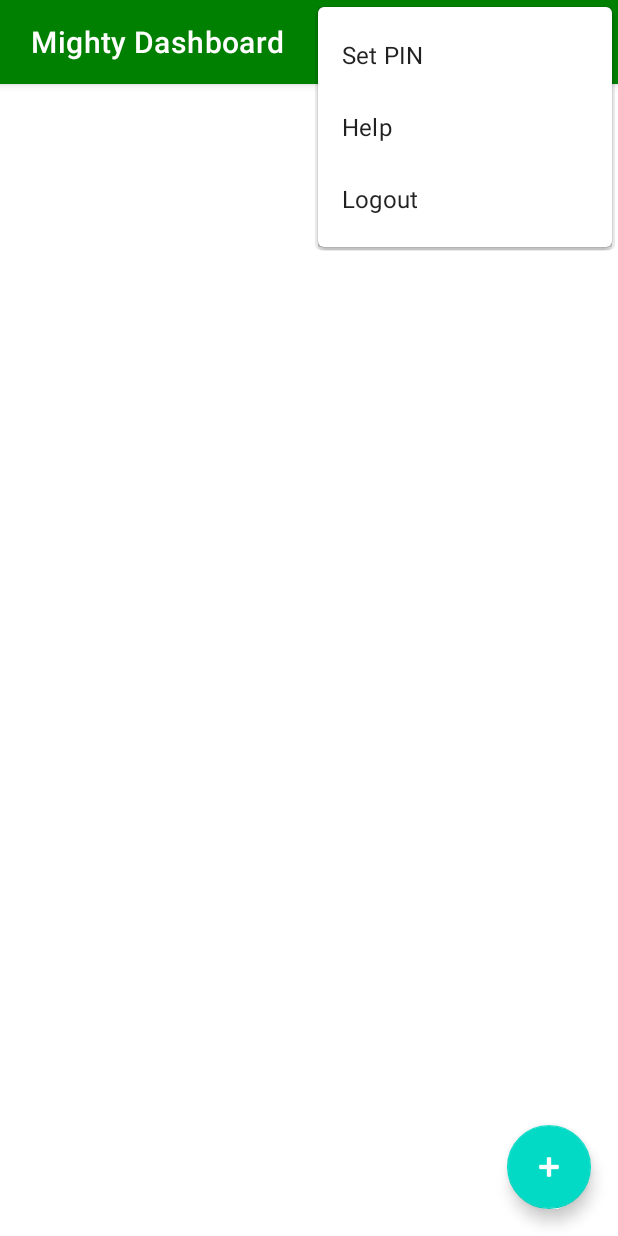
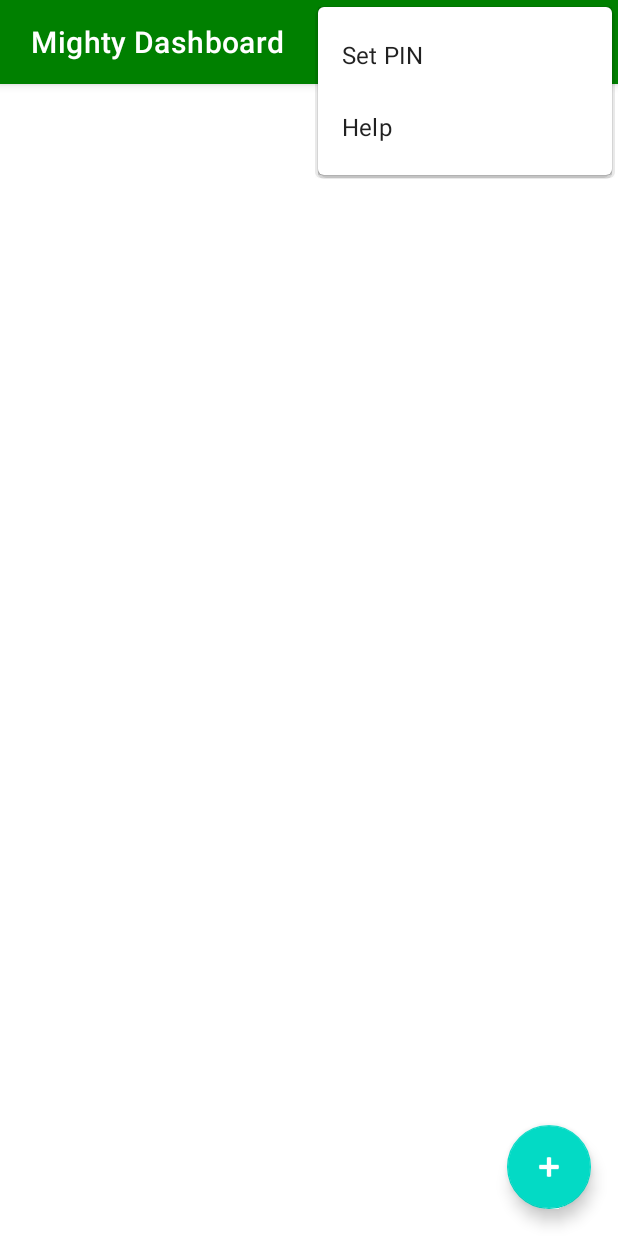
Before and after one commit to mugishajc/New-Mighty-App-Mobile, an Android app: the screen it shows after launch (HomeActivity), with the options menu open, on a phone screen of 412 x 824 dp. Run offline under Robolectric (Android 15) with nearby library versions, the phone set to English and light mode, and no system bars; our stand-ins replace Firebase (no records; nobody signed in at launch, a user with empty details on screens opened directly), Room's generated code; libraries missing offline, so code that uses them is left out: com.romellfudi.ussdlibrary; 1 statement that could not run was skipped.

Commit message:
remove logout

```diff
--- a/app/src/main/java/africa/delasoft/mighty/HomeActivity.java
+++ b/app/src/main/java/africa/delasoft/mighty/HomeActivity.java
@@ -229,7 +229,7 @@ public class HomeActivity extends AppCompatActivity {
         };
         registerReceiver(resumeUSSDReceiver, new IntentFilter(ACTION_RESUME_USSD));
 
-        setAlarm();
+     //   setAlarm();
 
     }
 
--- a/app/src/main/res/menu/menu_home.xml
+++ b/app/src/main/res/menu/menu_home.xml
@@ -23,5 +23,6 @@
     <item
         android:id="@+id/action_logout"
         android:title="Logout"
+        android:visible="false"
         app:showAsAction="never"/>
 </menu>
```
